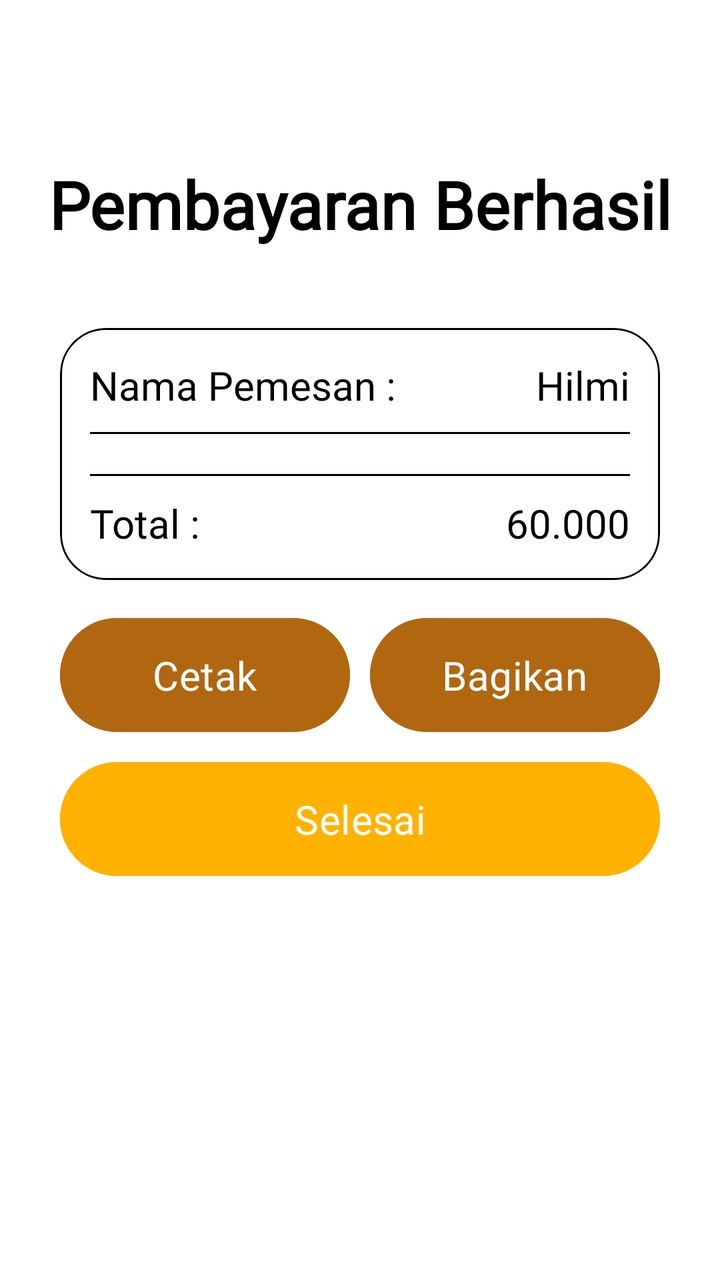
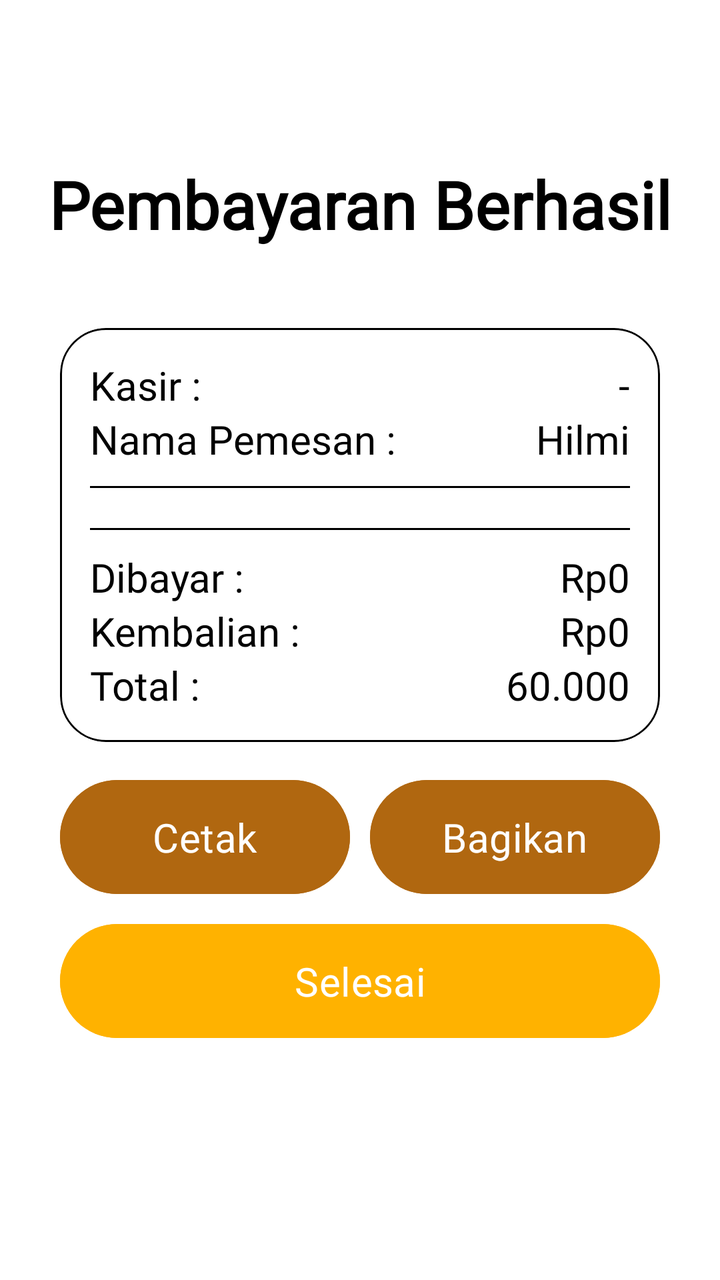

The first picture is an Android layout as it rendered before a commit; the second is the same layout after the commit. The layout source and the unified diff follow.
<!-- AndroidManifest.xml: application theme Theme.ProjekPenjualanHilmi -->
<!-- res/layout/activity_nota.xml -->
<?xml version="1.0" encoding="utf-8"?>
<ScrollView xmlns:android="http://schemas.android.com/apk/res/android"
    xmlns:app="http://schemas.android.com/apk/res-auto"
    xmlns:tools="http://schemas.android.com/tools"
    android:layout_width="match_parent"
    android:layout_height="match_parent"
    android:background="@color/background"
    android:fillViewport="true">

    <androidx.constraintlayout.widget.ConstraintLayout
        android:id="@+id/main"
        android:layout_width="match_parent"
        android:layout_height="wrap_content"
        android:paddingBottom="30dp"
        tools:context=".transaksi.Nota">

        <TextView
            android:layout_width="wrap_content"
            android:layout_height="wrap_content"
            android:text="Pembayaran Berhasil"
            android:id="@+id/tvPembayaranBerhasil"
            app:layout_constraintStart_toStartOf="parent"
            app:layout_constraintEnd_toEndOf="parent"
            android:fontFamily="@font/alata"
            android:textStyle="bold"
            android:textSize="33sp"
            android:layout_marginTop="80dp"
            app:layout_constraintTop_toTopOf="parent"
            android:textColor="@color/black"/>

        <com.google.android.material.card.MaterialCardView
            android:id="@+id/cvNota"
            app:strokeColor="@color/black"
            android:layout_width="match_parent"
            android:layout_height="wrap_content"
            app:layout_constraintStart_toStartOf="parent"
            app:layout_constraintEnd_toEndOf="parent"
            android:layout_marginStart="30dp"
            app:cardCornerRadius="23dp"
            app:layout_constraintTop_toBottomOf="@id/tvPembayaranBerhasil"
            android:layout_marginTop="40dp"
            android:layout_marginEnd="30dp"
            android:textColorHint="@color/black">

            <LinearLayout
                android:layout_width="match_parent"
                android:layout_height="wrap_content"
                android:orientation="vertical"
                android:background="@color/background"
                android:padding="15dp">

                <RelativeLayout
                    android:layout_width="match_parent"
                    android:layout_height="wrap_content">

                    <TextView
                        android:layout_width="wrap_content"
                        android:layout_height="wrap_content"
                        android:text="Nama Pemesan : "
                        android:textColor="@color/black"
                        android:textSize="20sp"
                        android:layout_alignParentStart="true"
                        android:fontFamily="@font/alata"/>

                    <TextView
                        android:id="@+id/tvNama"
                        android:layout_width="wrap_content"
                        android:layout_height="wrap_content"
                        android:textColor="@color/black"
                        android:text="Hilmi"
                        android:layout_alignParentEnd="true"
                        android:textSize="20sp"
                        android:fontFamily="@font/alata"/>

                </RelativeLayout>

                <View
                    android:layout_width="match_parent"
                    android:layout_height="1dp"
                    android:background="@color/black"
                    android:layout_marginVertical="10dp"/>

                <LinearLayout
                    android:id="@+id/llItemSummary"
                    android:layout_width="match_parent"
                    android:layout_height="wrap_content"
                    android:orientation="vertical">
                    
                </LinearLayout>

                <View
                    android:layout_width="match_parent"
                    android:layout_height="1dp"
                    android:background="@color/black"
                    android:layout_marginVertical="10dp"/>

                <RelativeLayout
                    android:layout_width="match_parent"
                    android:layout_height="wrap_content">

                    <TextView
                        android:layout_width="wrap_content"
                        android:layout_height="wrap_content"
                        android:text="Total : "
                        android:textColor="@color/black"
                        android:textSize="20sp"
                        android:layout_alignParentStart="true"
                        android:fontFamily="@font/alata"/>

                    <TextView
                        android:id="@+id/tvTotalHarga"
                        android:layout_width="wrap_content"
                        android:layout_height="wrap_content"
                        android:text="60.000"
                        android:textColor="@color/black"
                        android:layout_alignParentEnd="true"
                        android:textSize="20sp"
                        android:fontFamily="@font/alata"/>

                </RelativeLayout>

            </LinearLayout>

        </com.google.android.material.card.MaterialCardView>

        <com.google.android.material.button.MaterialButton
            android:layout_width="0dp"
            android:layout_height="65dp"
            android:text="Cetak"
            android:id="@+id/btnCetak"
            android:textColor="#FFFFFF"
            android:textSize="20sp"
            app:layout_constraintStart_toStartOf="parent"
            app:layout_constraintTop_toBottomOf="@id/cvNota"
            app:layout_constraintEnd_toStartOf="@id/btnBagikan"
            android:backgroundTint="#B06710"
            android:fontFamily="@font/alata"
            android:layout_marginTop="15dp"
            android:layout_marginEnd="5dp"
            android:layout_marginStart="30dp"/>

        <com.google.android.material.button.MaterialButton
            android:layout_width="0dp"
            android:layout_height="65dp"
            android:text="Bagikan"
            android:textColor="#FFFFFF"
            android:id="@+id/btnBagikan"
            app:layout_constraintTop_toBottomOf="@id/cvNota"
            android:textSize="20sp"
            app:layout_constraintStart_toEndOf="@id/btnCetak"
            app:layout_constraintEnd_toEndOf="parent"
            android:backgroundTint="#B06710"
            android:fontFamily="@font/alata"
            android:layout_marginTop="15dp"
            android:layout_marginStart="5dp"
            android:layout_marginEnd="30dp"/>

        <com.google.android.material.button.MaterialButton
            android:layout_width="match_parent"
            android:layout_height="65dp"
            android:text="Selesai"
            android:id="@+id/btnSelesai"
            app:layout_constraintTop_toBottomOf="@id/btnCetak"
            android:textSize="20sp"
            android:textColor="#FFFFFF"
            app:layout_constraintStart_toStartOf="parent"
            app:layout_constraintEnd_toEndOf="parent"
            android:backgroundTint="#FFB200"
            android:fontFamily="@font/alata"
            android:layout_marginTop="7dp"
            android:layout_marginStart="30dp"
            android:layout_marginEnd="30dp"/>

    </androidx.constraintlayout.widget.ConstraintLayout>

</ScrollView>
<!-- resources referenced by this layout -->
<resources>
  <color name="background">#FFFFFFFF</color>
  <color name="black">#FF000000</color>
  <style name="Theme.ProjekPenjualanHilmi" parent="Base.Theme.ProjekPenjualanHilmi" />
  <style name="Base.Theme.ProjekPenjualanHilmi" parent="Theme.Material3.Light.NoActionBar">
          
          
      </style>
</resources>

<!-- the commit's change to res/layout/activity_nota.xml (unified diff, before → after) -->
@@ -56,6 +56,31 @@
                     <TextView
                         android:layout_width="wrap_content"
                         android:layout_height="wrap_content"
+                        android:text="Kasir : "
+                        android:textColor="@color/black"
+                        android:textSize="20sp"
+                        android:layout_alignParentStart="true"
+                        android:fontFamily="@font/alata"/>
+
+                    <TextView
+                        android:id="@+id/tvNamaKasir"
+                        android:layout_width="wrap_content"
+                        android:layout_height="wrap_content"
+                        android:text="-"
+                        android:textColor="@color/black"
+                        android:layout_alignParentEnd="true"
+                        android:textSize="20sp"
+                        android:fontFamily="@font/alata"/>
+
+                </RelativeLayout>
+
+                <RelativeLayout
+                    android:layout_width="match_parent"
+                    android:layout_height="wrap_content">
+
+                    <TextView
+                        android:layout_width="wrap_content"
+                        android:layout_height="wrap_content"
                         android:text="Nama Pemesan : "
                         android:textColor="@color/black"
                         android:textSize="20sp"
@@ -93,6 +118,56 @@
                     android:layout_height="1dp"
                     android:background="@color/black"
                     android:layout_marginVertical="10dp"/>
+
+                <RelativeLayout
+                    android:layout_width="match_parent"
+                    android:layout_height="wrap_content">
+
+                    <TextView
+                        android:layout_width="wrap_content"
+                        android:layout_height="wrap_content"
+                        android:text="Dibayar : "
+                        android:textColor="@color/black"
+                        android:textSize="20sp"
+                        android:layout_alignParentStart="true"
+                        android:fontFamily="@font/alata"/>
+
+                    <TextView
+                        android:id="@+id/tvDibayar"
+                        android:layout_width="wrap_content"
+                        android:layout_height="wrap_content"
+                        android:text="Rp0"
+                        android:textColor="@color/black"
+                        android:layout_alignParentEnd="true"
+                        android:textSize="20sp"
+                        android:fontFamily="@font/alata"/>
+
+                </RelativeLayout>
+
+                <RelativeLayout
+                    android:layout_width="match_parent"
+                    android:layout_height="wrap_content">
+
+                    <TextView
+                        android:layout_width="wrap_content"
+                        android:layout_height="wrap_content"
+                        android:text="Kembalian : "
+                        android:textColor="@color/black"
+                        android:textSize="20sp"
+                        android:layout_alignParentStart="true"
+                        android:fontFamily="@font/alata"/>
+
+                    <TextView
+                        android:id="@+id/tvKembalian"
+                        android:layout_width="wrap_content"
+                        android:layout_height="wrap_content"
+                        android:text="Rp0"
+                        android:textColor="@color/black"
+                        android:layout_alignParentEnd="true"
+                        android:textSize="20sp"
+                        android:fontFamily="@font/alata"/>
+
+                </RelativeLayout>
 
                 <RelativeLayout
                     android:layout_width="match_parent"
